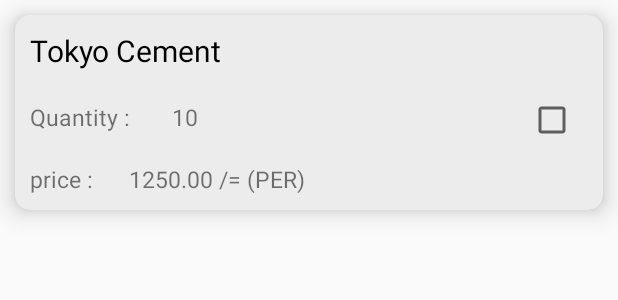
After one commit to ravindukariyapperuma/Construction-Mobile-App, an Android app: the layout supplier_item.xml on its own in the app's theme, with its tools: preview values and no code run, on a phone screen of 412 x 824 dp. The commit adds this screen. Shown: the top 300 px of the screen. Run offline under Robolectric (Android 15) with nearby library versions, the phone set to English and light mode, and no system bars.

Commit message:
supplier sent sending items

```diff
--- a/app/src/main/java/com/example/requisitionandapproval/ApiClient/Endpoints.java
+++ b/app/src/main/java/com/example/requisitionandapproval/ApiClient/Endpoints.java
@@ -99,4 +99,7 @@ public interface Endpoints {
     //get all the items by request number
     @POST("/supplier/getInfo")
     Call<List<SupplierItemDetails>> getItemsByReqIDSupplier(@Body HashMap<String, String> map);
+
+    @POST("/supplier/getSelectedInfo")
+    Call<Void> deliverItem(@Body HashMap<String, String[]> map);
 }
--- /dev/null
+++ b/app/src/main/res/layout/supplier_item.xml
@@ -0,0 +1,131 @@
+<?xml version="1.0" encoding="utf-8"?>
+
+
+<androidx.cardview.widget.CardView
+    xmlns:android="http://schemas.android.com/apk/res/android"
+    xmlns:app="http://schemas.android.com/apk/res-auto"
+    android:orientation="vertical"
+    android:layout_margin="10dp"
+    android:layout_height="wrap_content"
+    android:layout_width="match_parent"
+    app:cardElevation="10dp"
+    app:cardCornerRadius="10dp"
+    app:cardBackgroundColor="#ECECEC"
+    >
+    <LinearLayout
+        android:layout_width="match_parent"
+        android:layout_height="match_parent"
+        android:gravity="right"
+        android:orientation="horizontal">
+        <LinearLayout
+
+            android:layout_width="wrap_content"
+            android:layout_height="wrap_content"
+            android:orientation="vertical"
+
+            >
+
+            <TextView
+                android:id="@+id/itemName"
+                android:textFontWeight="2"
+                android:textColor="#000000"
+                android:textSize="20dp"
+                android:layout_width="match_parent"
+                android:layout_height="wrap_content"
+                android:layout_margin="10dp"
+                android:text="Tokyo Cement"
+                />
+            <LinearLayout
+
+                android:layout_width="match_parent"
+                android:layout_height="wrap_content"
+                android:orientation="horizontal"
+
+                >
+                <TextView
+                    android:textFontWeight="2"
+
+                    android:textSize="15dp"
+                    android:layout_width="wrap_content"
+                    android:layout_height="wrap_content"
+                    android:layout_margin="10dp"
+                    android:text="Quantity : "/>
+                <TextView
+                    android:id="@+id/qty"
+                    android:textFontWeight="2"
+
+                    android:textSize="15dp"
+                    android:layout_width="match_parent"
+                    android:layout_height="wrap_content"
+                    android:layout_margin="10dp"
+                    android:text=" 10"/>
+            </LinearLayout>
+            <LinearLayout
+
+                android:layout_width="match_parent"
+                android:layout_height="wrap_content"
+                android:orientation="horizontal"
+
+                >
+                <TextView
+                    android:textFontWeight="2"
+
+                    android:textSize="15dp"
+                    android:layout_width="wrap_content"
+                    android:layout_height="wrap_content"
+                    android:layout_margin="10dp"
+                    android:text="price : "/>
+                <TextView
+                    android:id="@+id/priceperItem"
+                    android:textFontWeight="2"
+
+                    android:textSize="15dp"
+                    android:layout_width="wrap_content"
+                    android:layout_height="wrap_content"
+                    android:layout_margin="10dp"
+                    android:text="1250.00 /= (PER)"/>
+
+            </LinearLayout>
+
+
+
+
+
+
+
+
+        </LinearLayout>
+
+        <LinearLayout
+            android:layout_width="match_parent"
+            android:layout_height="match_parent"
+            android:layout_gravity="end"
+            android:gravity="right"
+            android:paddingTop="40dp"
+
+            android:orientation="horizontal"
+            >
+
+
+
+            <LinearLayout
+                android:layout_width="wrap_content"
+                android:layout_height="wrap_content"
+                android:layout_gravity="center_horizontal"
+                android:orientation="horizontal">
+
+
+
+                <CheckBox
+                    android:id="@+id/itmcheck"
+                    android:layout_margin="10dp"
+                    android:layout_width="40dp"
+                    android:layout_height="40dp" />
+
+            </LinearLayout>
+        </LinearLayout>
+
+    </LinearLayout>
+
+
+</androidx.cardview.widget.CardView>
```
Also changed, not shown: app/src/main/java/com/example/requisitionandapproval/MainClasses/Suppliers/SupplierProfile.java (+65 -56 lines), app/src/main/java/com/example/requisitionandapproval/adapterClasses/supplierOrderAdaptor.java (added, +112 -0 lines), app/src/main/java/com/example/requisitionandapproval/model/SupplierOrderMdel.java (added, +55 -0 lines), app/src/main/res/layout/activity_supplier_profile.xml (+18 -8 lines).
